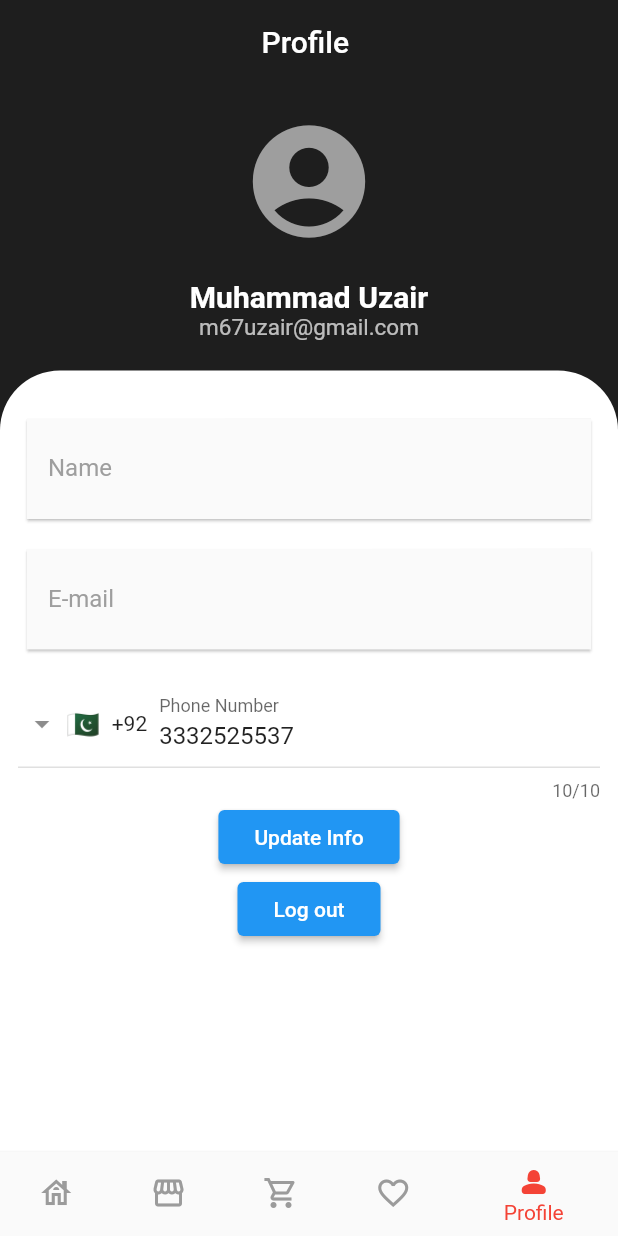
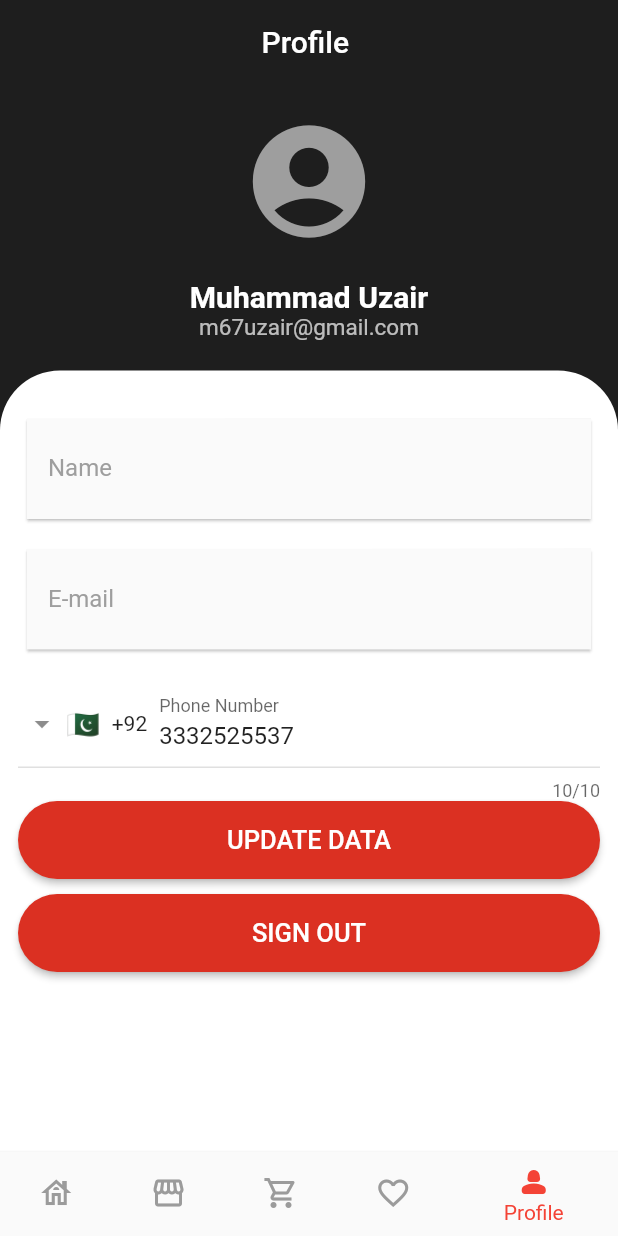
Before and after one commit to m67uzair/e-commerce-flutter, a Flutter app: the screen it shows once a user with an empty profile is signed in, item 5 of the bottom bar chosen, after a tap on the "account circle" icon, on a phone screen of 412 x 824 dp. Run offline on Flutter 3.47's test engine with Material 2 defaults, Android fonts, the phone set to English and light mode, and no system bars; drawn by our look-alikes of intl_phone_field; our stand-ins replace carousel_slider, cloud_firestore, firebase_auth, firebase_core, firebase_storage, flutter_rating_bar and 6 more; missing offline and left inert: firebase_app_check; accounts and stored records are empty; network calls fail.

Commit message:
complete app

```diff
--- a/lib/Controllers/cart_controller.dart
+++ b/lib/Controllers/cart_controller.dart
@@ -23,11 +23,12 @@ class CartController extends ChangeNotifier {
   Future<double> getCartTotalPrice() async {
     // _isLoading = true;
     // notifyListeners();
-    _cartTotalPrice = (await firebaseFirestore
-            .collection(FirestoreConstants.pathCartCollection)
-            .doc(authProvider.loggedInUserId)
-            .get())
-        .data()![FirestoreConstants.cartTotalPrice] ?? 0.0;
+    DocumentSnapshot<Map<String, dynamic>> snapshot = await firebaseFirestore
+        .collection(FirestoreConstants.pathCartCollection)
+        .doc(authProvider.loggedInUserId)
+        .get();
+
+    _cartTotalPrice = snapshot.exists ? snapshot.data()![FirestoreConstants.cartTotalPrice] : 0.0;
     // _isLoading = false;
     notifyListeners();
     return _cartTotalPrice;
--- a/lib/views/home_screen.dart
+++ b/lib/views/home_screen.dart
@@ -30,9 +30,7 @@ class _HomeScreenState extends State<HomeScreen> {
   Widget build(BuildContext context) {
     print("home screen rebuilt");
     return AnnotatedRegion<SystemUiOverlayStyle>(
-      value: const SystemUiOverlayStyle(
-        statusBarColor: Colors.transparent
-      ),
+      value: const SystemUiOverlayStyle(statusBarColor: Colors.transparent),
       child: Scaffold(
           body: Consumer<ProductsController>(
         builder: (context, productsController, child) => productsController.isLoading
@@ -55,7 +53,6 @@ class _HomeScreenState extends State<HomeScreen> {
                     flex: 1,
                     fit: FlexFit.loose,
                     child: ListView.builder(
-                        reverse: true,
                         itemCount: productsApi.categories.length,
                         padding: const EdgeInsets.symmetric(vertical: 20),
                         itemBuilder: (context, index) {
--- a/lib/views/my_cart_screen.dart
+++ b/lib/views/my_cart_screen.dart
@@ -239,7 +239,7 @@ class _CartProductCardState extends State<CartProductCard> {
                                   children: [
                                     FloatingActionButton.small(
                                         heroTag: "decreaseBtn${widget.count}",
-                                        onPressed: widget.count == 1
+                                        onPressed: widget.count == 1 || cartObject.isLoading
                                             ? null
                                             : () async {
                                                 updatedPrice = (widget.productPrice / widget.count);
@@ -269,7 +269,9 @@ class _CartProductCardState extends State<CartProductCard> {
                                     ),
                                     FloatingActionButton.small(
                                         heroTag: "increaseBtn${widget.count}",
-                                        onPressed: () async {
+                                        onPressed: cartObject.isLoading
+                                            ? null
+                                            : () async {
                                                 updatedPrice = (widget.productPrice / widget.count);
 
                                                 widget.productPrice += updatedPrice;
--- a/lib/views/profile_screen.dart
+++ b/lib/views/profile_screen.dart
@@ -197,25 +197,43 @@ class _ProfileScreenState extends State<ProfileScreen> {
                                   label: Text('Phone Number'),
                                 ),
                               ),
-                              ElevatedButton(
+                              SizedBox(
+                                width: double.infinity,
+                                child: ElevatedButton(
+                                  style: ButtonStyle(
+                                      backgroundColor: const MaterialStatePropertyAll(Color(0xffDB3022)),
+                                      padding: const MaterialStatePropertyAll(EdgeInsets.symmetric(vertical: 16)),
+                                      shape: MaterialStatePropertyAll(
+                                          RoundedRectangleBorder(borderRadius: BorderRadius.circular(26)))
+                                  ),
                                   onPressed: () {
                                     displayName = displayNameController.text;
                                     email = emailController.text;
                                     phoneNumber = numberController.text;
                                     profileProvider.updateDisplayName(displayName);
                                   },
-                                child: const Padding(
-                                  padding: EdgeInsets.all(8.0),
-                                  child: Text('Update Info'),
+                                  child: const Text(
+                                    "UPDATE DATA",
+                                    style: TextStyle(fontSize: 17),
                                   ),
                                 ),
-                              ElevatedButton(
+                              ),
+                              const SizedBox(height: 10),
+                              SizedBox(
+                                width: double.infinity,
+                                child: ElevatedButton(
+                                  style: ButtonStyle(
+                                      backgroundColor: const MaterialStatePropertyAll(Color(0xffDB3022)),
+                                      padding: const MaterialStatePropertyAll(EdgeInsets.symmetric(vertical: 16)),
+                                      shape: MaterialStatePropertyAll(
+                                          RoundedRectangleBorder(borderRadius: BorderRadius.circular(26)))),
                                   onPressed: () {
                                     authProvider.signOut();
                                   },
-                                child: const Padding(
-                                  padding: EdgeInsets.all(8.0),
-                                  child: Text('Log out'),
+                                  child: const Text(
+                                    "SIGN OUT",
+                                    style: TextStyle(fontSize: 17),
+                                  ),
                                 ),
                               ),
                             ],
```
Lines whose indentation alone changed are shown as unchanged.
